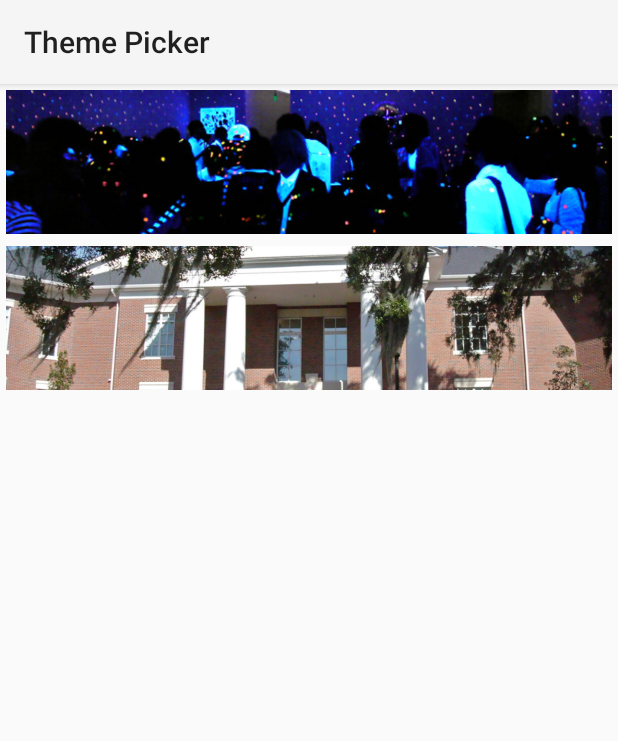
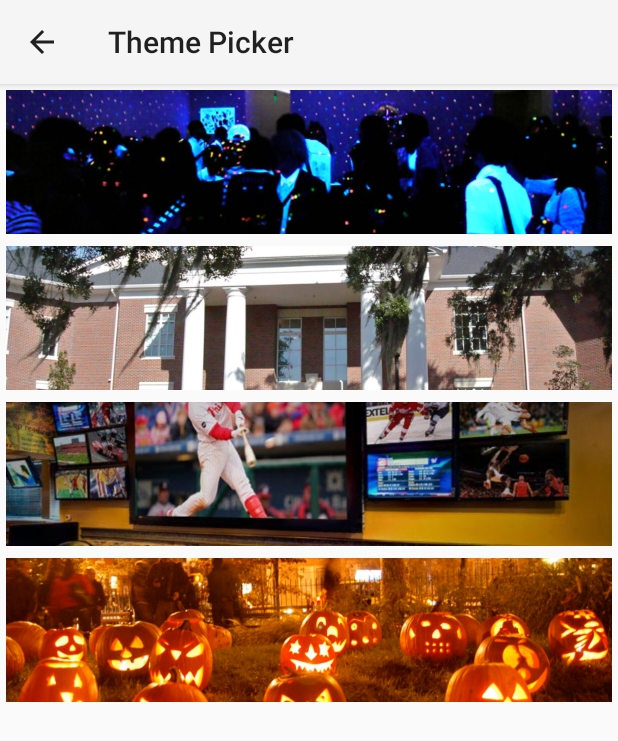
Before and after one commit to nvanbenschoten/Toga, an Android app: the ThemePickerFragment screen opened directly, with no data from a screen before it, on a phone screen of 412 x 824 dp. Shown: the top 741 px of the screen. Run offline under Robolectric (Android 15) with nearby library versions, the phone set to English and light mode, and no system bars.

Commit message:
Number of fixes - Up button in theme picker - Card adapter bug - New themes - Map now supports release

```diff
--- a/Toga/src/main/AndroidManifest.xml
+++ b/Toga/src/main/AndroidManifest.xml
@@ -1,8 +1,8 @@
 <?xml version="1.0" encoding="utf-8"?>
 <manifest xmlns:android="http://schemas.android.com/apk/res/android"
     package="com.togastudios.android.toga"
-    android:versionCode="1"
-    android:versionName="1.0" >
+    android:versionCode="3"
+    android:versionName="1.1" >
 
     <uses-sdk
         android:minSdkVersion="9"
--- a/Toga/src/main/java/com/togastudios/android/toga/HostPartyFragment.java
+++ b/Toga/src/main/java/com/togastudios/android/toga/HostPartyFragment.java
@@ -120,6 +120,8 @@ public class HostPartyFragment extends ListFragment {
                 mProgressBar.setVisibility(View.GONE);
                 mContent.setVisibility(View.VISIBLE);
                 if (e == null) {
+                    if (getActivity() == null) return;
+
                     ArrayList<Party> tmp = new ArrayList<Party>(partyList);
                     PartyCardAdapter adapter = new PartyCardAdapter(getActivity(), tmp);
                     setListAdapter(adapter);
--- a/Toga/src/main/java/com/togastudios/android/toga/ThemePhotoBuilder.java
+++ b/Toga/src/main/java/com/togastudios/android/toga/ThemePhotoBuilder.java
@@ -7,9 +7,13 @@ public class ThemePhotoBuilder {
     public static int getThemeResource(int themeId) {
         switch (themeId) {
             case 0:
-                return R.drawable.black_light_party;
+                return R.drawable.theme_black_light_party;
             case 1:
-                return R.drawable.party_frat_house;
+                return R.drawable.theme_party_frat_house;
+            case 2:
+                return R.drawable.theme_sports_bar;
+            case 3:
+                return R.drawable.theme_halloween;
             default:
                 Log.e("ThemePhotoBuilder", "Error: invalid theme id");
                 return -1;
@@ -17,6 +21,6 @@ public class ThemePhotoBuilder {
     }
 
     public static int getSize() {
-        return 2;
+        return 4;
     }
 }
--- a/Toga/src/main/java/com/togastudios/android/toga/ThemePickerFragment.java
+++ b/Toga/src/main/java/com/togastudios/android/toga/ThemePickerFragment.java
@@ -4,6 +4,7 @@ import android.app.Activity;
 import android.content.Intent;
 import android.os.Bundle;
 import android.support.v4.app.ListFragment;
+import android.view.MenuItem;
 import android.view.View;
 import android.view.ViewGroup;
 import android.widget.ArrayAdapter;
@@ -23,6 +24,10 @@ public class ThemePickerFragment extends ListFragment {
     @Override
     public void onCreate(Bundle savedInstanceState) {
         super.onCreate(savedInstanceState);
+        setHasOptionsMenu(true);
+        setRetainInstance(true);
+
+        ((ThemePickerActivity)getActivity()).getSupportActionBar().setDisplayHomeAsUpEnabled(true);
 
         // Create array of resource integers
         ArrayList<Integer> themes = new ArrayList<Integer>();
@@ -42,8 +47,18 @@ public class ThemePickerFragment extends ListFragment {
     }
 
     @Override
+    public boolean onOptionsItemSelected(MenuItem item) {
+        switch (item.getItemId()) {
+            case android.R.id.home:
+                getActivity().finish();
+                return true;
+            default:
+                return super.onOptionsItemSelected(item);
+        }
+    }
+
+    @Override
     public void onListItemClick(ListView l, View v, int position, long id) {
-
         returnActivity(position);
     }
 
--- a/Toga/src/main/res/layout/fragment_create_party.xml
+++ b/Toga/src/main/res/layout/fragment_create_party.xml
@@ -47,7 +47,7 @@
 
                 <FrameLayout
                         android:id="@+id/create_party_theme_layout_background"
-                        android:background="@drawable/theme_layout_background"
+                        android:background="@drawable/themed_layout_background"
                         android:layout_height="match_parent"
                         android:layout_width="match_parent"
                         />
--- a/Toga/src/main/res/layout/fragment_party_details.xml
+++ b/Toga/src/main/res/layout/fragment_party_details.xml
@@ -36,7 +36,7 @@
                         android:id="@+id/party_details_theme"
                         android:layout_height="96dp"
                         android:layout_width="match_parent"
-                        android:src="@drawable/black_light_party"
+                        android:src="@drawable/theme_black_light_party"
                         android:scaleType="centerCrop"
                         android:layout_marginBottom="8dp"/>
 
--- a/Toga/src/main/res/layout/theme_list_item.xml
+++ b/Toga/src/main/res/layout/theme_list_item.xml
@@ -18,7 +18,7 @@
 
         <FrameLayout
                 android:id="@+id/theme_list_layout_background"
-                android:background="@drawable/theme_layout_background"
+                android:background="@drawable/themed_layout_background"
                 android:layout_height="match_parent"
                 android:layout_width="match_parent"
                 />
```
Also changed, not shown: Toga/src/main/java/com/togastudios/android/toga/PartyMapFragment.java (+11 -6 lines), Toga/src/main/res/drawable/theme_black_light_party.jpg (renamed from Toga/src/main/res/drawable/black_light_party.jpg), Toga/src/main/res/drawable/theme_halloween.png (added), Toga/src/main/res/drawable/theme_party_frat_house.png (renamed from Toga/src/main/res/drawable/party_frat_house.png), Toga/src/main/res/drawable/theme_sports_bar.png (added), Toga/src/main/res/drawable/themed_layout_background.xml (renamed from Toga/src/main/res/drawable/theme_layout_background.xml), 1 other file.
